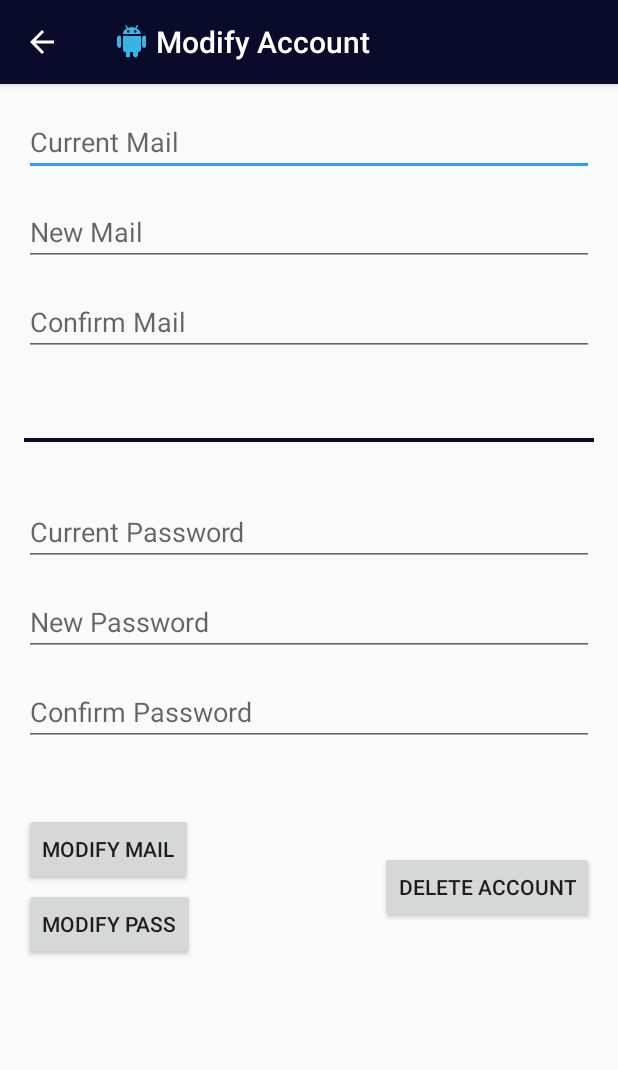
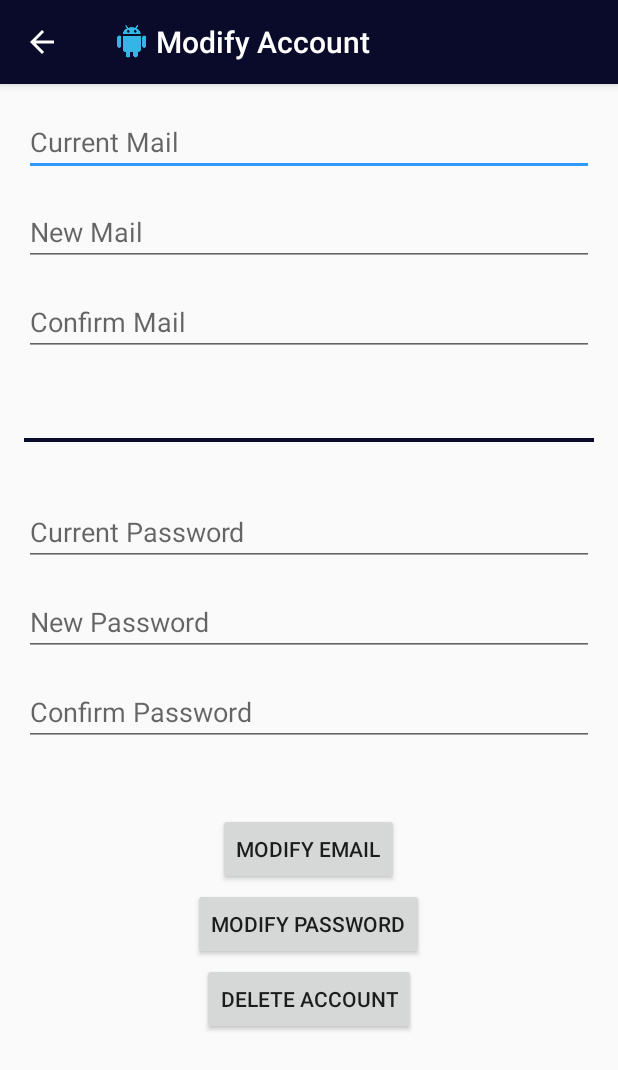
Before and after one commit to vinz10/meetyourfriends, an Android app: the ModifyAccount screen opened directly, with no data from a screen before it, on a phone screen of 412 x 824 dp. Shown: the top 1070 px of the screen. Run offline under Robolectric (Android 15) with nearby library versions, the phone set to English and light mode, and no system bars; 1 statement that could not run was skipped.

```diff
--- a/app/src/main/res/layout/activity_modify_account.xml
+++ b/app/src/main/res/layout/activity_modify_account.xml
@@ -3,7 +3,6 @@
     xmlns:tools="http://schemas.android.com/tools"
     android:layout_width="match_parent"
     android:layout_height="match_parent"
-    android:paddingBottom="@dimen/activity_vertical_margin"
     android:paddingLeft="@dimen/activity_horizontal_margin"
     android:paddingRight="@dimen/activity_horizontal_margin"
     android:paddingTop="@dimen/activity_vertical_margin"
@@ -94,6 +93,7 @@
         android:layout_height="wrap_content"
         android:layout_marginTop="470dp"
         android:onClick="modifyEmail"
+        android:layout_centerHorizontal="true"
         android:text="@string/modifyEmail"/>
 
     <Button
@@ -102,15 +102,16 @@
         android:layout_height="wrap_content"
         android:layout_marginTop="520dp"
         android:onClick="modifyPassword"
+        android:layout_centerHorizontal="true"
         android:text="@string/modifyPassword"/>
 
     <Button
         android:id="@+id/maDeleteAccount"
         android:layout_width="wrap_content"
         android:layout_height="wrap_content"
-        android:layout_marginTop="495dp"
+        android:layout_marginTop="570dp"
         android:text="@string/deleteAccount"
-        android:onClick="deleteAccount"
-        android:layout_alignParentRight="true"/>
+        android:layout_centerHorizontal="true"
+        android:onClick="deleteAccount"/>
 
 </RelativeLayout>
--- a/app/src/main/res/values/strings.xml
+++ b/app/src/main/res/values/strings.xml
@@ -35,8 +35,8 @@
     <string name="modifyUser">Modify User</string>
     <string name="modify">Modify</string>
     <string name="comment">Comment</string>
-    <string name="modifyEmail">Modify Mail</string>
-    <string name="modifyPassword">Modify Pass</string>
+    <string name="modifyEmail">Modify Email</string>
+    <string name="modifyPassword">Modify Password</string>
     <string name="deleteAccount">Delete Account</string>
     <string name="erroremailnull">Insert an email address!</string>
     <string name="errorpasswordnull">Insert a password!</string>
@@ -65,10 +65,15 @@
     <string name="description">Description</string>
     <string name="createMailNull">Insert an email address!</string>
     <string name="MailInvalid">Insert a valid email address!</string>
+    <string name="MailExist">Email already exists!</string>
     <string name="createPassNull">Insert a password!</string>
     <string name="createGenderNull">Choose a gender!</string>
     <string name="createFirstnameNull">Insert a firstname!</string>
     <string name="createLastnameNull">Insert a lastname!</string>
+    <string name="confirmeDelete">Delete Account!</string>
+    <string name="confirmMessage">Are you sure you want to delete your account?</string>
+    <string name="confirmOK">YES</string>
+    <string name="confirmCancel">Cancel</string>
 
     <string-array name="days">
         <item>01</item>
```
Also changed, not shown: app/src/main/java/com/example/vincent/meetyourfriends/CreateAccount.java (+17 -0 lines), app/src/main/java/com/example/vincent/meetyourfriends/ModifyAccount.java (+44 -4 lines), app/src/main/res/drawable-hdpi/ic_action_warning.png (added), app/src/main/res/drawable-ldpi/ic_action_warning.png (added), app/src/main/res/drawable-mdpi/ic_action_warning.png (added), app/src/main/res/drawable-tvdpi/ic_action_warning.png (added), app/src/main/res/drawable-xhdpi/ic_action_warning.png (added), app/src/main/res/drawable-xxhdpi/ic_action_warning.png (added), app/src/main/res/drawable-xxxhdpi/ic_action_warning.png (added), 1 other file.
